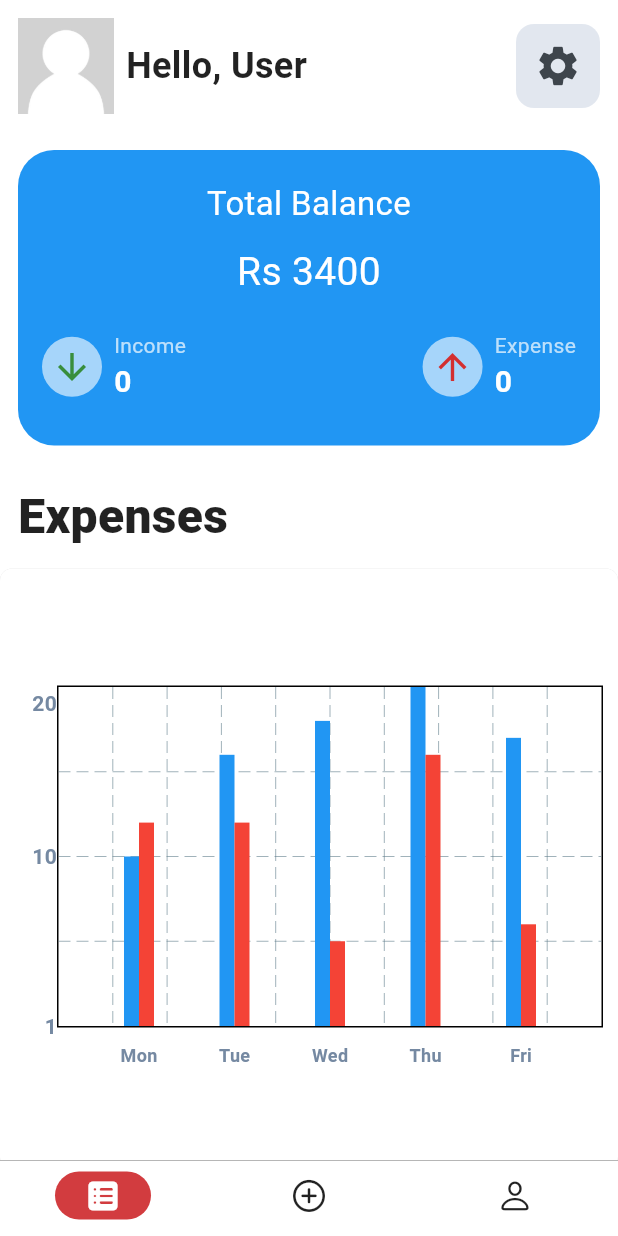
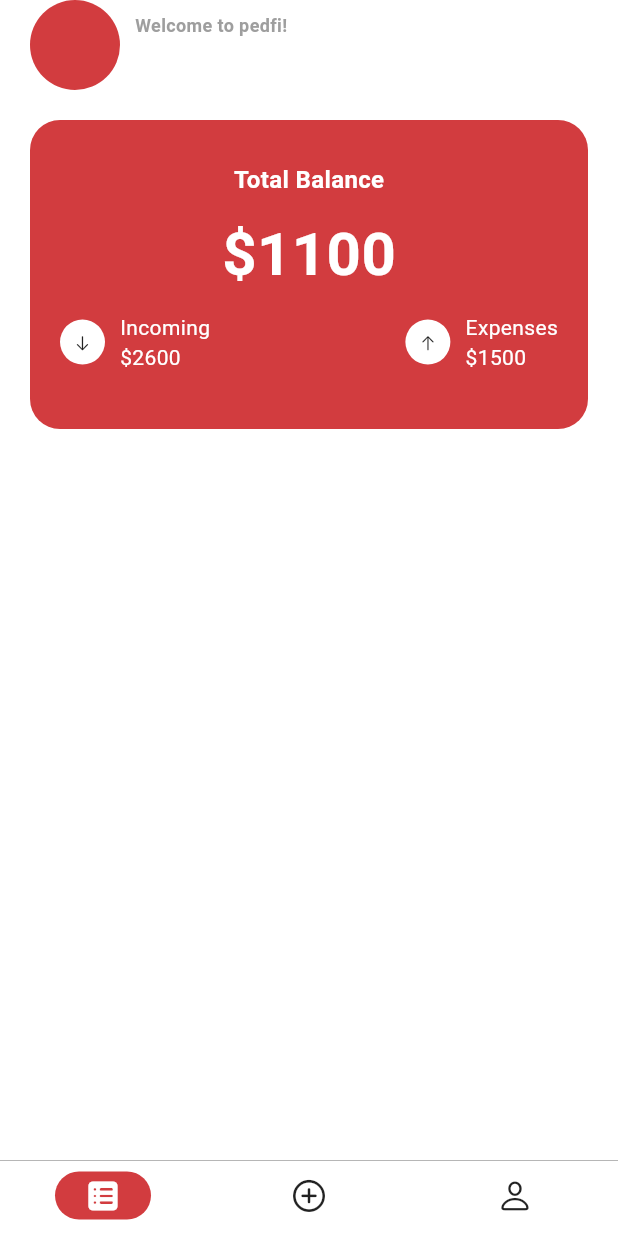
Before and after one commit to hieunmh/PEDFI, a Flutter app: the screen it shows after launch, on a phone screen of 412 x 824 dp. Run offline on Flutter 3.47's test engine with Material 3 defaults, Android fonts, the phone set to English and light mode, and no system bars; drawn by our look-alikes of fl_chart; our stand-ins replace flutter_dotenv, flutter_iconly, get, loading_animation_widget, shared_preferences, supabase_flutter; accounts and stored records are empty.

Commit message:
ui: home page ui

```diff
--- a/lib/pages/application/home/home_view.dart
+++ b/lib/pages/application/home/home_view.dart
@@ -1,20 +1,14 @@
-// ignore_for_file: must_be_immutable, prefer_const_constructors
-
+import 'package:flutter/cupertino.dart';
 import 'package:flutter/material.dart';
 import 'package:get/get.dart';
 import 'package:pedfi/consts/app_color.dart';
 import 'package:pedfi/pages/application/home/home_controller.dart';
-import 'package:pedfi/pages/application/home/line_chart.dart';
+import 'package:pedfi/pages/application/profile/profile_controller.dart';
 import 'package:pedfi/provider/dark_theme_provider.dart';
 import 'package:provider/provider.dart';
 
-class HomePage extends GetView<HomeController> {
-
-  var totalBalance = 0;
-  var totalIncome = 0;
-  var totalExpense = 0;
-
-  HomePage({super.key});
+class HomePage extends GetView<HomeController>  {
+  const HomePage({super.key});
 
   @override
   Widget build(BuildContext context) {
@@ -24,366 +18,173 @@ class HomePage extends GetView<HomeController> {
     final Color color = themeState.getDarkTheme ?
     AppColor.textDarkThemeColor : AppColor.textLightThemeColor;
 
-    final Color bgcolor = themeState.getDarkTheme ?
-    AppColor.bgDarkThemeColor : AppColor.bgLightThemeColor;
-
-    final Color chartcolor = themeState.getDarkTheme ?
-    Colors.black12 : Colors.white;
+    // final Color bgcolor = themeState.getDarkTheme ?
+    // AppColor.bgDarkThemeColor : AppColor.bgLightThemeColor;
 
     return SafeArea(
-      child: Scaffold(
-        // appBar: AppBar(
-        //   backgroundColor: bgcolor,
-        // ),
-        body: ListView(
+      child: Padding(
+        padding: const EdgeInsets.symmetric(horizontal: 20),
+        child: Column(
           children: [
+            Row(
+              children: [
+                Container(
+                  width: 60,
+                  height: 60,
+                  decoration: const BoxDecoration(
+                    shape: BoxShape.circle,
+                    color: AppColor.commonColor
+                  ),
+                ),
+
+                const SizedBox(width: 10),
+
+                Obx(() =>
+                  Column(
+                    crossAxisAlignment: CrossAxisAlignment.start,
+                    children: [
+                      const Text(
+                        'Welcome to pedfi!',
+                        style: TextStyle(
+                          fontSize: 12,
+                          fontWeight: FontWeight.w600,
+                          color: Colors.grey
+                        ),
+                      ),
+                      Text(
+                        ProfileController().userEmail.value,
+                        style: TextStyle(
+                          fontSize: 18,
+                          fontWeight: FontWeight.bold,
+                          color: color
+                        ),
+                      )
+                    ],
+                  ),
+                ),
+              ],
+            ),
+            const SizedBox(height: 20),
+
+            Container(
+              width: double.infinity,
+              height: MediaQuery.of(context).size.width / 2,
+              decoration: BoxDecoration(
+                color: AppColor.commonColor,
+                borderRadius: BorderRadius.circular(20),
+              ),
+              child: Column(
+                mainAxisAlignment: MainAxisAlignment.center,
+                children: [
+                  const Text(
+                    'Total Balance',
+                    style: TextStyle(
+                      color: Colors.white,
+                      fontSize: 16,
+                      fontWeight: FontWeight.w600
+                    ),
+                  ),
+
+                  const SizedBox(height: 10),
+
+                  const Text(
+                    '\$1100',
+                    style: TextStyle(
+                      color: Colors.white,
+                      fontSize: 40,
+                      fontWeight: FontWeight.bold
+                    ),
+                  ),
+
                   Padding(
-              padding: const EdgeInsets.all(12.0),
+                    padding: const EdgeInsets.symmetric(vertical: 10, horizontal: 20),
                     child: Row(
                       mainAxisAlignment: MainAxisAlignment.spaceBetween,
                       children: [
                         Row(
                           children: [
                             Container(
-                        decoration: BoxDecoration(
-                          borderRadius: BorderRadius.circular(32.0),
-                          color: Color(0xffe2e7ef),
+                              width: 30,
+                              height: 30,
+                              decoration: const BoxDecoration(
+                                color: Colors.white,
+                                shape: BoxShape.circle,
                               ),
-                        child:CircleAvatar(
-                          maxRadius: 32.0,
-                          child: Image.asset(
-                            "assets/images/placeholder.jpg",
-                            width: 64.0,
+                              child: const Center(
+                                child: Icon(CupertinoIcons.arrow_down, size: 12),
                               ),
                             ),
+
+                            const SizedBox(width: 10),
+
+                            const Column(
+                              crossAxisAlignment: CrossAxisAlignment.start,
+                              children: [
+                                Text(
+                                  'Incoming',
+                                  style: TextStyle(
+                                    color: Colors.white
                                   ),
-                      SizedBox(width: 8.0),
+                                ),
+
                                 Text(
-                        'Hello, User',
+                                  '\$2600',
                                   style: TextStyle(
-                          fontSize: 24.0,
-                          fontWeight: FontWeight.w700,
-                          color: color,
+                                    color: Colors.white
                                   ),
                                 ),
                               ],
+                            )
+                          ],
                         ),
+
+                        Row(
+                          children: [
                             Container(
-                    decoration: BoxDecoration(
-                      borderRadius: BorderRadius.circular(12.0),
-                      color: Color(0xffe2e7ef),
+                              width: 30,
+                              height: 30,
+                              decoration: const BoxDecoration(
+                                color: Colors.white,
+                                shape: BoxShape.circle
                               ),
-                    padding: EdgeInsets.all(
-                      12.0,
+                              child: const Center(
+                                child: Icon(CupertinoIcons.arrow_up, size: 12),
                               ),
-                    child: Icon(
-                      Icons.settings,
-                      size: 32.0,
-                      color: Color(0xff3E454C),
+                            ),
+
+                            const SizedBox(width: 10),
+
+                            const Column(
+                              crossAxisAlignment: CrossAxisAlignment.start,
+                              children: [
+                                Text(
+                                  'Expenses',
+                                  style: TextStyle(
+                                    color: Colors.white
+                                  ),
+                                ),
+
+                                Text(
+                                  '\$1500',
+                                  style: TextStyle(
+                                    color: Colors.white
                                   ),
                                 ),
                               ],
-              ),
-            ),
-
-            Container(
-              width: MediaQuery.of(context).size.width * 0.9,
-              margin: EdgeInsets.all(12.0,),
-              child: Container(
-                decoration: BoxDecoration(
-                  gradient: LinearGradient(
-                    colors: [
-                      Colors.blue,
-                      Colors.blue,
+                            )
+                          ],
+                        )
                       ],
                     ),
-                  borderRadius: BorderRadius.all(
-                      Radius.circular(24.0)
-                  ),
-                ),
-                padding: EdgeInsets.symmetric(
-                  vertical: 20.0,
-                  horizontal: 8.0,
-                ),
-                child: Column(
-                  children: [
-                    Text(
-                      'Total Balance',
-                      textAlign: TextAlign.center,
-                      style: TextStyle(
-                        fontSize: 22.0,
-                        color: Colors.white,
-                      ),
-                    ),
-                    SizedBox(height: 12.0,),
-                    Text(
-                      'Rs 3400',
-                      textAlign: TextAlign.center,
-                      style: TextStyle(
-                        fontSize: 26.0,
-                        color: Colors.white,
-                      ),
-                    ),
-                    SizedBox(height: 12.0),
-                    Padding(
-                      padding: EdgeInsets.all(8.0),
-                      child: Row(
-                        mainAxisAlignment: MainAxisAlignment.spaceBetween,
-                        children: [
-                          cardIncome(
-                            totalIncome.toString(),
-                          ),
-                          cardExpense(
-                            totalExpense.toString(),
-                          ),
+                  )
                 ],
               ),
-                    ),
+            )
           ],
         ),
-              ),
-            ),
-
-            Padding(
-              padding: const EdgeInsets.all(12.0),
-              child: Text(
-                "Expenses",
-                style: TextStyle(
-                  fontSize: 32.0,
-                  color: color,
-                  fontWeight: FontWeight.w900,
-                ),
-              ),
-            ),
-
-            Container(
-              decoration: BoxDecoration(
-                color: chartcolor,
-                borderRadius: BorderRadius.circular(8.0),
-                boxShadow: [
-                  BoxShadow(
-                    color: Colors.grey.withOpacity(0.4),
-                  ),
-                ],
-              ),
-              padding: EdgeInsets.symmetric(
-                vertical: 40.0,
-                horizontal: 10,
-              ),
-              margin: EdgeInsets.all(0),
-              height: 400.0,
-              child: BarChartSample2()
-            ),
-
-            Padding(
-              padding: const EdgeInsets.all(12.0),
-              child: Text(
-                "Recent Expenses",
-                style: TextStyle(
-                  fontSize: 32.0,
-                  color: color,
-                  fontWeight: FontWeight.w900,
-                ),
-              ),
-            ),
-
-            expenseTile(500, "", context ),
-            incomeTile(100, "", context),
-          ],
-        ),
-      ),
+      )
     );
   }
 
-  Widget cardIncome(String value) {
-    return Row(
-      children: [
-        Container(
-          decoration: BoxDecoration(
-            color: Colors.white60,
-            borderRadius: BorderRadius.circular(
-              20.0,
-            ),
-          ),
-          padding: EdgeInsets.all(
-            6.0,
-          ),
-          child: Icon(
-            Icons.arrow_downward,
-            size: 28.0,
-            color: Colors.green[700],
-          ),
-          margin: EdgeInsets.only(
-            right: 8.0,
-          ),
-        ),
-        Column(
-          crossAxisAlignment: CrossAxisAlignment.start,
-          children: [
-            Text(
-              "Income",
-              style: TextStyle(
-                fontSize: 14.0,
-                color: Colors.white70,
-              ),
-            ),
-            Text(
-              value,
-              style: TextStyle(
-                fontSize: 20.0,
-                fontWeight: FontWeight.w700,
-                color: Colors.white,
-              ),
-            ),
-          ],
-        ),
-      ],
-    );
+
 }
-
-  Widget cardExpense(String value) {
-    return Row(
-      children: [
-        Container(
-          decoration: BoxDecoration(
-            color: Colors.white60,
-            borderRadius: BorderRadius.circular(
-              20.0,
-            ),
-          ),
-          padding: EdgeInsets.all(
-            6.0,
-          ),
-          child: Icon(
-            Icons.arrow_upward,
-            size: 28.0,
-            color: Colors.red[700],
-          ),
-          margin: EdgeInsets.only(
-            right: 8.0,
-          ),
-        ),
-        Column(
-          crossAxisAlignment: CrossAxisAlignment.start,
-          children: [
-            Text(
-              "Expense",
-              style: TextStyle(
-                fontSize: 14.0,
-                color: Colors.white70,
-              ),
-            ),
-            Text(
-              value,
-              style: TextStyle(
-                fontSize: 20.0,
-                fontWeight: FontWeight.w700,
-                color: Colors.white,
-              ),
-            ),
-          ],
-        ),
-      ],
-    );
-  }
-
-  Widget expenseTile(int value, String note, BuildContext context) {
-
-    final themeState = Provider.of<DarkThemeProvider>(context);
-
-    final Color color = themeState.getDarkTheme ?
-    AppColor.textDarkThemeColor : AppColor.textLightThemeColor;
-
-    final Color bgcolor = themeState.getDarkTheme ?
-    Colors.white12 : Color(0xffced4eb);
-
-    return Container(
-      margin: EdgeInsets.all(8.0),
-      padding: EdgeInsets.all(18.0),
-      decoration: BoxDecoration(
-        color: bgcolor,
-        borderRadius: BorderRadius.circular(8.0),
-      ),
-      child: Row(
-        mainAxisAlignment: MainAxisAlignment.spaceBetween,
-        children: [
-          Row(
-            children: [
-              Icon(
-                Icons.arrow_circle_up_outlined,
-                size: 28.0,
-                color: Colors.red[700],
-              ),
-              SizedBox(width: 4.0,),
-              Text(
-                "Expense",
-                style: TextStyle(
-                  fontSize: 20.0,
-                  color: color,
-                ),
-              ),
-            ],
-          ),
-          Text(
-            "-$value",
-            style: TextStyle(
-              fontSize: 24.0,
-              color: color,
-              fontWeight: FontWeight.w700,
-            ),
-          ),
-        ],
-      ),
-    );
-  }
-
-  Widget incomeTile(int value, String note, BuildContext context) {
-
-    final themeState = Provider.of<DarkThemeProvider>(context);
-
-    final Color color = themeState.getDarkTheme ?
-    AppColor.textDarkThemeColor : AppColor.textLightThemeColor;
-
-    final Color bgcolor = themeState.getDarkTheme ?
-    Colors.white12 : Color(0xffced4eb);
-
-    return Container(
-      margin: EdgeInsets.all(8.0),
-      padding: EdgeInsets.all(18.0),
-      decoration: BoxDecoration(
-        color: bgcolor,
-        borderRadius: BorderRadius.circular(8.0),
-      ),
-      child: Row(
-        mainAxisAlignment: MainAxisAlignment.spaceBetween,
-        children: [
-          Row(
-            children: [
-              Icon(
-                Icons.arrow_circle_down_outlined,
-                size: 28.0,
-                color: Colors.blue[700],
-              ),
-              SizedBox(width: 4.0,),
-              Text(
-                "Income",
-                style: TextStyle(
-                  fontSize: 20.0,
-                  color: color,
-                ),
-              ),
-            ],
-          ),
-          Text(
-            "+$value",
-            style: TextStyle(
-              fontSize: 24.0,
-              color: color,
-              fontWeight: FontWeight.w700,
-            ),
-          ),
-        ],
-      ),
-    );
-  }
-}
--- a/lib/pages/application/home/line_chart.dart
+++ /dev/null
@@ -1,172 +0,0 @@
-import 'package:fl_chart/fl_chart.dart';
-import 'package:flutter/material.dart';
-
-class BarChartSample2 extends StatefulWidget {
-  BarChartSample2({super.key});
-
-  @override
-  State<StatefulWidget> createState() => BarChartSample2State();
-}
-
-class BarChartSample2State extends State<BarChartSample2> {
-  final double width = 7;
-
-  late List<BarChartGroupData> rawBarGroups;
-  late List<BarChartGroupData> showingBarGroups;
-
-  int touchedGroupIndex = -1;
-
-
-  @override
-  void initState() {
-    super.initState();
-    final barGroup1 = makeGroupData(0, 10, 12);
-    final barGroup2 = makeGroupData(1, 16, 12);
-    final barGroup3 = makeGroupData(2, 18, 5);
-    final barGroup4 = makeGroupData(3, 20, 16);
-    final barGroup5 = makeGroupData(4, 17, 6);
-    final barGroup6 = makeGroupData(5, 19, 1.5);
-    final barGroup7 = makeGroupData(6, 10, 1.5);
-
-    final items = [
-      barGroup1,
-      barGroup2,
-      barGroup3,
-      barGroup4,
-      barGroup5,
-
-    ];
-
-    rawBarGroups = items;
-
-    showingBarGroups = rawBarGroups;
-  }
-
-  @override
-  Widget build(BuildContext context) {
-    return AspectRatio(
-      aspectRatio: 1,
-      child: Padding(
-        padding: const EdgeInsets.all(0 ),
-        child: Column(
-          crossAxisAlignment: CrossAxisAlignment.stretch,
-          children: <Widget>[
-
-            const SizedBox(
-              height: 38,
-            ),
-            Expanded(
-              child: BarChart(
-                BarChartData(
-                  maxY: 20,
-                  barTouchData: BarTouchData(
-                    touchTooltipData: BarTouchTooltipData(
-                      getTooltipColor: ((group) {
-                        return Colors.transparent;
-                      }),
-                      getTooltipItem: (a, b, c, d) => null,
-                    ),
-
-                  ),
-                  titlesData: FlTitlesData(
-                    show: true,
-                    rightTitles: const AxisTitles(
-                      sideTitles: SideTitles(showTitles: false),
-                    ),
-                    topTitles: const AxisTitles(
-                      sideTitles: SideTitles(showTitles: false),
-                    ),
-                    bottomTitles: AxisTitles(
-                      sideTitles: SideTitles(
-                        showTitles: true,
-                        getTitlesWidget: bottomTitles,
-                        reservedSize: 42,
-                      ),
-                    ),
-                    leftTitles: AxisTitles(
-                      sideTitles: SideTitles(
-                        showTitles: true,
-                        reservedSize: 28,
-                        interval: 1,
-                        getTitlesWidget: leftTitles,
-                      ),
-                    ),
-                  ),
-
-                  barGroups: showingBarGroups,
-
-                ),
-              ),
-            ),
-            const SizedBox(
-              height: 12,
-            ),
-          ],
-        ),
-      ),
-    );
-  }
-
-  Widget leftTitles(double value, TitleMeta meta) {
-    const style = TextStyle(
-      color: Color(0xff7589a2),
-      fontWeight: FontWeight.bold,
-      fontSize: 14,
-    );
-    String text;
-    if (value == 0) {
-      text = '1';
-    } else if (value == 10) {
-      text = '10';
-    } else if (value == 19) {
-      text = '20';
-    } else {
-      return Container();
-    }
-    return SideTitleWidget(
-      axisSide: meta.axisSide,
-      space: 0,
-      child: Text(text, style: style),
-    );
-  }
-
-  Widget bottomTitles(double value, TitleMeta meta) {
-    final titles = <String>['Mon', 'Tue', 'Wed', 'Thu', 'Fri', 'Sat', 'Sun'];
-
-    final Widget text = Text(
-      titles[value.toInt()],
-      style: const TextStyle(
-        color: Color(0xff7589a2),
-        fontWeight: FontWeight.bold,
-        fontSize: 12,
-      ),
-    );
-
-    return SideTitleWidget(
-      axisSide: meta.axisSide,
-      space: 10, //margin top
-      child: text,
-    );
-  }
-
-  BarChartGroupData makeGroupData(int x, double y1, double y2) {
-    return BarChartGroupData(
-      barsSpace: 0,
-      x: x,
-      barRods: [
-        BarChartRodData(
-          toY: y1,
-          color: Colors.blue,
-          width: 10,
-          borderRadius: BorderRadius.circular(0)
-        ),
-        BarChartRodData(
-          toY: y2,
-          color: Colors.red,
-          width: 10,
-          borderRadius: BorderRadius.circular(0)
-        ),
-      ],
-    );
-  }
-}
```
Lines whose indentation alone changed are shown as unchanged.
